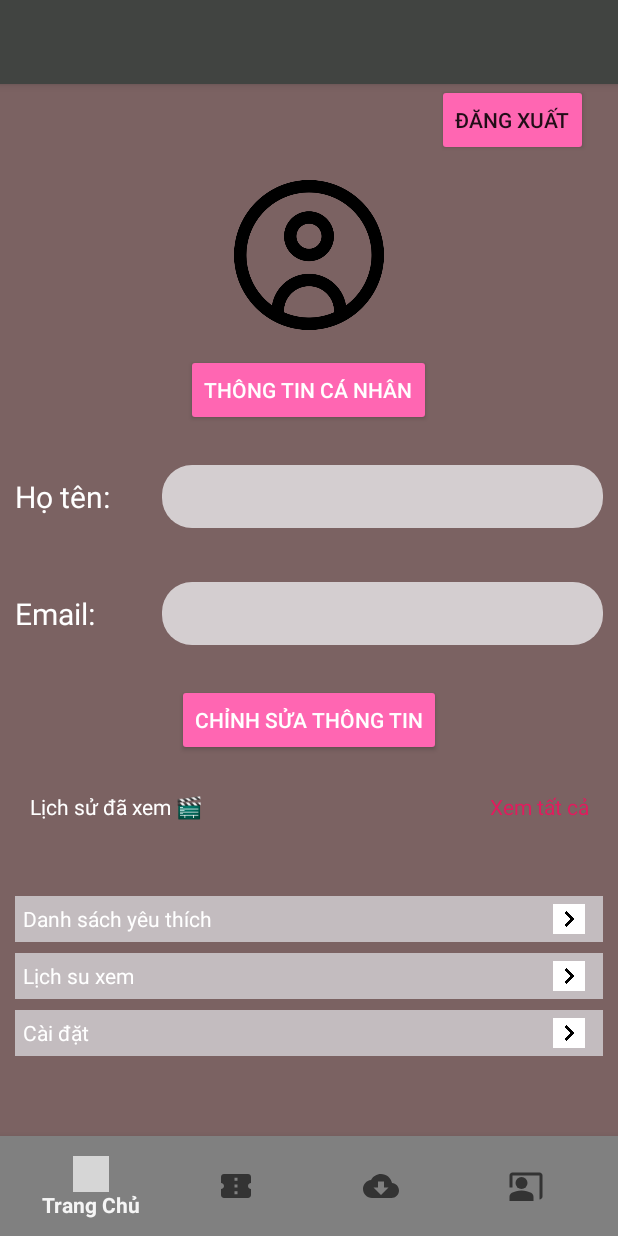
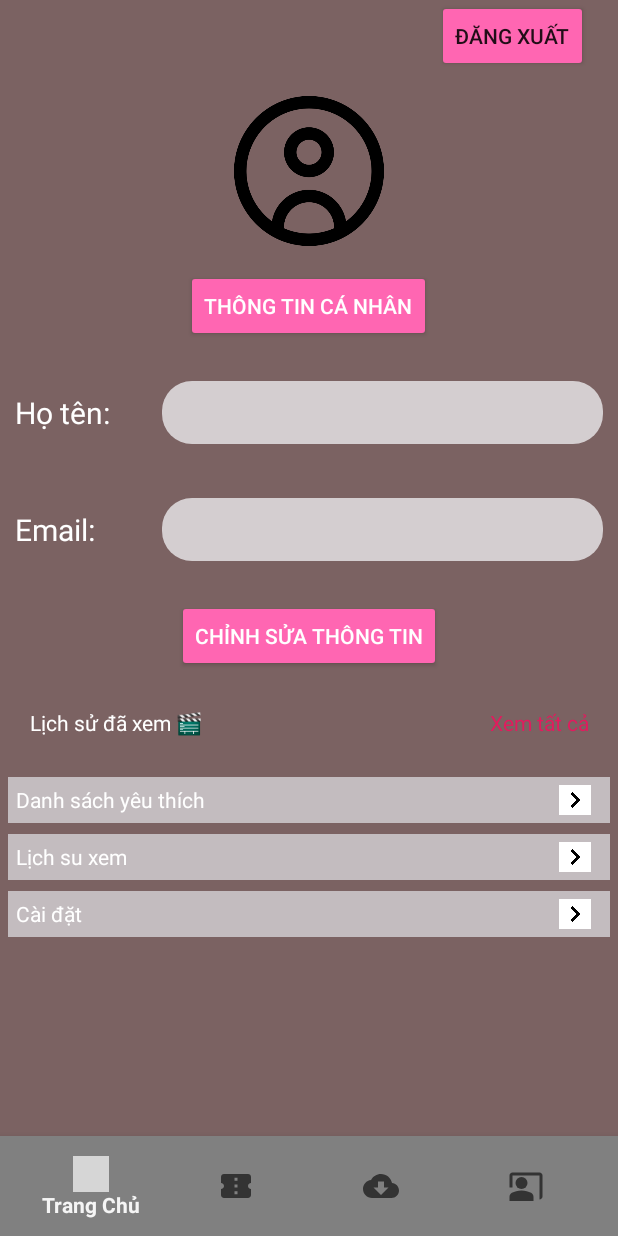
Before and after one commit to ThanhHai2911/Nhom6, an Android app: the ProfileActivity screen opened directly, with no data from a screen before it, on a phone screen of 412 x 824 dp. Run offline under Robolectric (Android 15) with nearby library versions, the light colour scheme and no system bars; our stand-ins replace Firebase (no records; nobody signed in at launch, a user with empty details on screens opened directly); pictures from the network do not load; grey boxes are pictures that could not be loaded.

Commit message:
cap nhat giao dien

```diff
--- a/app/src/main/res/layout/activity_profile.xml
+++ b/app/src/main/res/layout/activity_profile.xml
@@ -27,20 +27,6 @@
                 android:layout_width="match_parent"
                 android:layout_height="wrap_content"
                 android:orientation="vertical">
-
-                <!-- Thêm Toolbar vào đây -->
-                <com.google.android.material.appbar.AppBarLayout
-                    android:layout_width="match_parent"
-                    android:layout_height="wrap_content"
-                    android:theme="@style/ThemeOverlay.AppCompat.Dark.ActionBar">
-
-                    <androidx.appcompat.widget.Toolbar
-                        android:id="@+id/toobar1"
-                        android:layout_width="match_parent"
-                        android:layout_height="wrap_content"
-                        android:background="#414441"
-                        android:contentDescription="Menu Toolbar" />
-                </com.google.android.material.appbar.AppBarLayout>
 
                 <Button
                     android:id="@+id/btnDangNhap"
@@ -173,11 +159,10 @@
                     android:id="@+id/rcvLichSu"
                     android:layout_width="match_parent"
                     android:layout_height="wrap_content"
-                    android:layout_marginTop="8dp"
                     android:scrollbars="horizontal"
+                    android:layout_marginTop="5dp"
                     android:clipToPadding="false"
-                    android:padding="8dp"
-
+                    android:padding="5dp"
                     />
 
                 <!-- Favorite List, Support, and Settings Section -->
@@ -185,12 +170,12 @@
                     android:layout_width="match_parent"
                     android:layout_height="wrap_content"
                     android:orientation="vertical"
-                    android:padding="10dp"
-                    android:layout_marginTop="16dp">
+                    android:padding="5dp"
+                    android:layout_marginTop="5dp">
 
                     <LinearLayout
                         android:background="#c3bcbf"
-                        android:padding="5sp"
+                        android:padding="5dp"
                         android:layout_width="match_parent"
                         android:layout_height="wrap_content"
                         android:orientation="horizontal">
```
